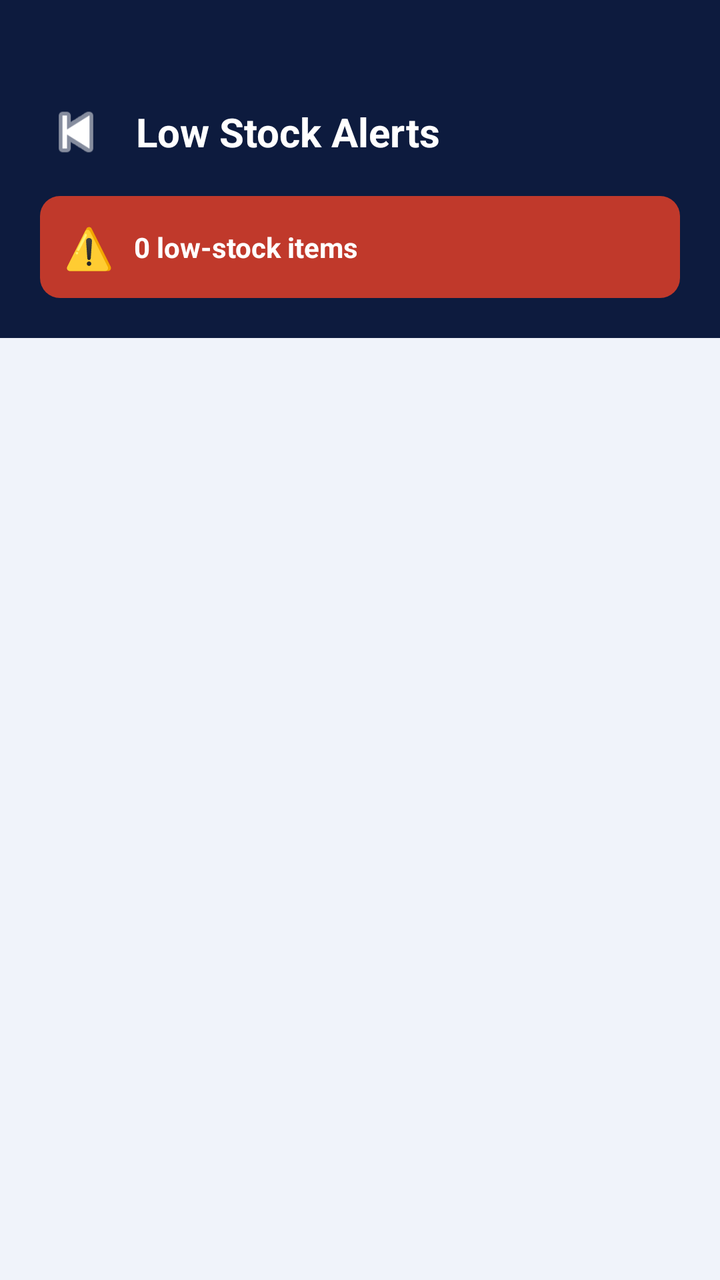
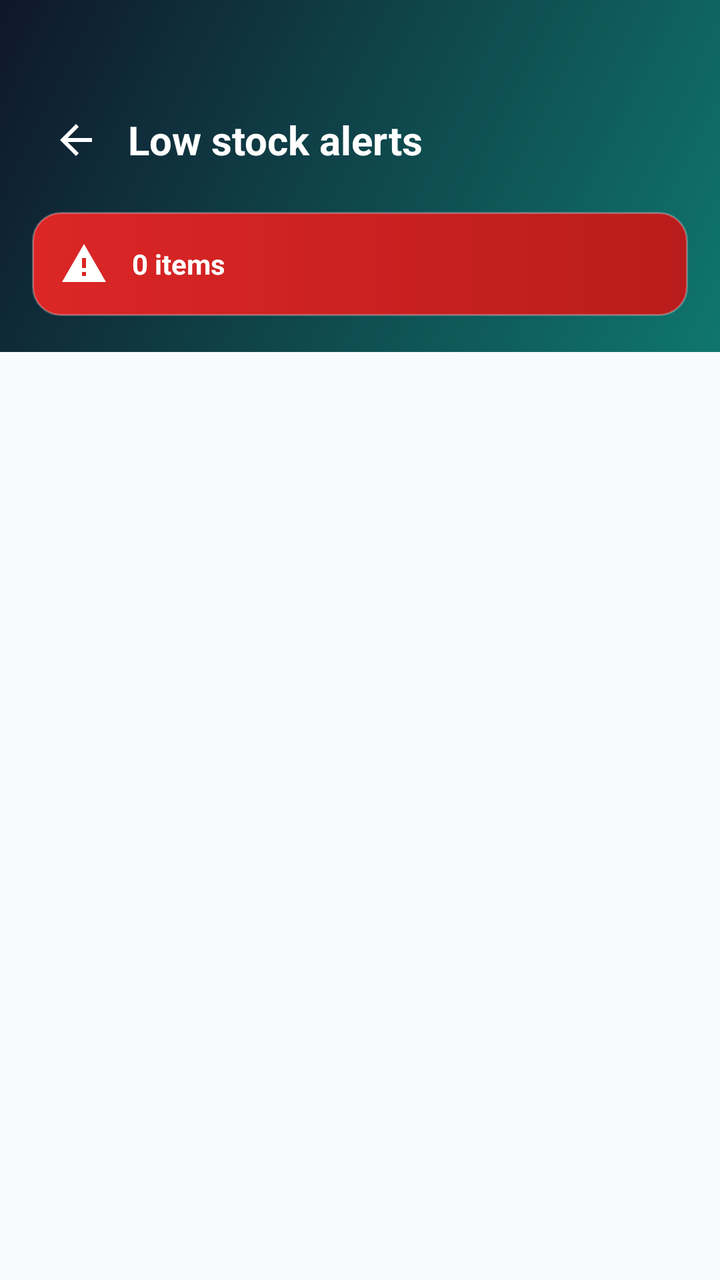

An Android layout rendered at two revisions. The XML below is the earlier revision; the diff shows what the commit changed to produce the second picture.
<!-- AndroidManifest.xml: application theme Theme.MediQuick -->
<!-- res/layout/activity_low_stock.xml -->
<?xml version="1.0" encoding="utf-8"?>
<LinearLayout xmlns:android="http://schemas.android.com/apk/res/android"
    android:layout_width="match_parent"
    android:layout_height="match_parent"
    android:orientation="vertical"
    android:background="@color/surface">

    
    <LinearLayout
        android:layout_width="match_parent"
        android:layout_height="wrap_content"
        android:background="@color/navy"
        android:paddingTop="48dp"
        android:paddingBottom="20dp"
        android:paddingHorizontal="20dp"
        android:orientation="vertical">

        <LinearLayout
            android:layout_width="match_parent"
            android:layout_height="wrap_content"
            android:orientation="horizontal"
            android:gravity="center_vertical">

            <ImageView
                android:id="@+id/ivBack"
                android:layout_width="36dp"
                android:layout_height="36dp"
                android:src="@android:drawable/ic_media_previous"
                android:tint="@color/white"
                android:clickable="true"
                android:focusable="true" />

            <TextView
                android:layout_width="0dp"
                android:layout_height="wrap_content"
                android:layout_weight="1"
                android:text="Low Stock Alerts"
                android:textColor="@color/white"
                android:textSize="20sp"
                android:textStyle="bold"
                android:layout_marginStart="12dp" />

        </LinearLayout>

        
        <LinearLayout
            android:layout_width="match_parent"
            android:layout_height="wrap_content"
            android:orientation="horizontal"
            android:gravity="center_vertical"
            android:background="@drawable/bg_alert_banner"
            android:padding="12dp"
            android:layout_marginTop="14dp">

            <TextView
                android:layout_width="wrap_content"
                android:layout_height="wrap_content"
                android:text="⚠️"
                android:textSize="20sp"
                android:layout_marginEnd="10dp" />

            <TextView
                android:id="@+id/tvAlertCount"
                android:layout_width="wrap_content"
                android:layout_height="wrap_content"
                android:text="0 low-stock items"
                android:textColor="@color/white"
                android:textSize="14sp"
                android:textStyle="bold" />

        </LinearLayout>

    </LinearLayout>

    <androidx.recyclerview.widget.RecyclerView
        android:id="@+id/rvLowStock"
        android:layout_width="match_parent"
        android:layout_height="0dp"
        android:layout_weight="1"
        android:padding="12dp"
        android:clipToPadding="false" />

    <TextView
        android:id="@+id/tvEmpty"
        android:layout_width="match_parent"
        android:layout_height="0dp"
        android:layout_weight="1"
        android:text="✅ All medicines are well stocked!"
        android:gravity="center"
        android:textColor="@color/green_primary"
        android:textSize="16sp"
        android:textStyle="bold"
        android:visibility="gone" />

</LinearLayout>
<!-- resources referenced by this layout -->
<resources>
  <color name="green_primary">#27A85F</color>
  <color name="navy">#0D1B3E</color>
  <color name="surface">#F0F3FA</color>
  <color name="white">#FFFFFF</color>
  <!-- drawable bg_alert_banner (drawable) -->
  <?xml version="1.0" encoding="utf-8"?>
  <shape xmlns:android="http://schemas.android.com/apk/res/android" android:shape="rectangle">
      <solid android:color="#C0392B" />
      <corners android:radius="10dp" />
  </shape>
  <style name="Theme.MediQuick" parent="Theme.MaterialComponents.DayNight.NoActionBar">
          <item name="colorPrimary">@color/green_primary</item>
          <item name="colorPrimaryVariant">@color/green_dark</item>
          <item name="colorOnPrimary">@color/white</item>
          <item name="android:windowBackground">@color/navy</item>
          <item name="android:statusBarColor">@color/navy</item>
          <item name="android:navigationBarColor">@color/navy</item>
          <item name="android:windowLightStatusBar">false</item>
          
          <item name="android:textColor">@color/black</item>
          <item name="android:textColorPrimary">@color/black</item>
          <item name="android:textColorSecondary">@color/text_secondary</item>
          <item name="colorControlNormal">@color/text_secondary</item>
          <item name="colorControlActivated">@color/green_primary</item>
          <item name="colorControlHighlight">@color/green_light</item>
      </style>
  <color name="green_dark">#1D8B4C</color>
  <color name="black">#000000</color>
  <color name="text_secondary">#6B7B9A</color>
  <color name="green_light">#E8F7EF</color>
</resources>

<!-- the commit's change to res/layout/activity_low_stock.xml (unified diff, before → after) -->
@@ -1,75 +1,74 @@
 <?xml version="1.0" encoding="utf-8"?>
 <LinearLayout xmlns:android="http://schemas.android.com/apk/res/android"
+    xmlns:app="http://schemas.android.com/apk/res-auto"
     android:layout_width="match_parent"
     android:layout_height="match_parent"
-    android:orientation="vertical"
-    android:background="@color/surface">
+    android:background="@color/surface"
+    android:orientation="vertical">
 
-    
     <LinearLayout
         android:layout_width="match_parent"
         android:layout_height="wrap_content"
-        android:background="@color/navy"
+        android:background="@drawable/bg_header_gradient"
+        android:orientation="vertical"
+        android:paddingHorizontal="16dp"
         android:paddingTop="48dp"
-        android:paddingBottom="20dp"
-        android:paddingHorizontal="20dp"
-        android:orientation="vertical">
+        android:paddingBottom="18dp">
 
         <LinearLayout
             android:layout_width="match_parent"
             android:layout_height="wrap_content"
-            android:orientation="horizontal"
-            android:gravity="center_vertical">
+            android:gravity="center_vertical"
+            android:orientation="horizontal">
 
             <ImageView
                 android:id="@+id/ivBack"
-                android:layout_width="36dp"
-                android:layout_height="36dp"
-                android:src="@android:drawable/ic_media_previous"
-                android:tint="@color/white"
+                android:layout_width="44dp"
+                android:layout_height="44dp"
+                android:background="?attr/selectableItemBackgroundBorderless"
                 android:clickable="true"
-                android:focusable="true" />
+                android:contentDescription="@string/navigate_up"
+                android:focusable="true"
+                android:padding="10dp"
+                android:src="@drawable/ic_arrow_back" />
 
             <TextView
                 android:layout_width="0dp"
                 android:layout_height="wrap_content"
+                android:layout_marginStart="4dp"
                 android:layout_weight="1"
-                android:text="Low Stock Alerts"
+                android:text="@string/title_low_stock"
                 android:textColor="@color/white"
                 android:textSize="20sp"
-                android:textStyle="bold"
-                android:layout_marginStart="12dp" />
-
+                android:textStyle="bold" />
         </LinearLayout>
 
-        
         <LinearLayout
             android:layout_width="match_parent"
             android:layout_height="wrap_content"
+            android:layout_marginTop="14dp"
+            android:background="@drawable/bg_alert_banner"
+            android:gravity="center_vertical"
             android:orientation="horizontal"
-            android:gravity="center_vertical"
-            android:background="@drawable/bg_alert_banner"
-            android:padding="12dp"
-            android:layout_marginTop="14dp">
+            android:padding="14dp">
 
-            <TextView
-                android:layout_width="wrap_content"
-                android:layout_height="wrap_content"
-                android:text="⚠️"
-                android:textSize="20sp"
-                android:layout_marginEnd="10dp" />
+            <ImageView
+                android:layout_width="24dp"
+                android:layout_height="24dp"
+                android:contentDescription="@null"
+                android:src="@drawable/ic_alert"
+                app:tint="@color/white" />
 
             <TextView
                 android:id="@+id/tvAlertCount"
                 android:layout_width="wrap_content"
                 android:layout_height="wrap_content"
-                android:text="0 low-stock items"
+                android:layout_marginStart="12dp"
+                android:text="@string/low_stock_count_placeholder"
                 android:textColor="@color/white"
                 android:textSize="14sp"
                 android:textStyle="bold" />
-
         </LinearLayout>
-
     </LinearLayout>
 
     <androidx.recyclerview.widget.RecyclerView
@@ -77,19 +76,18 @@
         android:layout_width="match_parent"
         android:layout_height="0dp"
         android:layout_weight="1"
-        android:padding="12dp"
-        android:clipToPadding="false" />
+        android:clipToPadding="false"
+        android:padding="16dp" />
 
     <TextView
         android:id="@+id/tvEmpty"
         android:layout_width="match_parent"
         android:layout_height="0dp"
         android:layout_weight="1"
-        android:text="✅ All medicines are well stocked!"
         android:gravity="center"
+        android:text="@string/all_stocked"
         android:textColor="@color/green_primary"
         android:textSize="16sp"
         android:textStyle="bold"
         android:visibility="gone" />
-
 </LinearLayout>
<!-- resource entries referenced after the edit -->
@@ -1,34 +1,79 @@
 <!-- resources referenced by this layout -->
 <resources>
-  <color name="green_primary">#27A85F</color>
-  <color name="navy">#0D1B3E</color>
-  <color name="surface">#F0F3FA</color>
+  <color name="green_primary">#0D9488</color>
+  <color name="navy">#0F172A</color>
+  <color name="surface">#F8FAFC</color>
   <color name="white">#FFFFFF</color>
   <!-- drawable bg_alert_banner (drawable) -->
   <?xml version="1.0" encoding="utf-8"?>
-  <shape xmlns:android="http://schemas.android.com/apk/res/android" android:shape="rectangle">
-      <solid android:color="#C0392B" />
-      <corners android:radius="10dp" />
+  <shape xmlns:android="http://schemas.android.com/apk/res/android"
+      android:shape="rectangle">
+      <gradient
+          android:angle="0"
+          android:startColor="#DC2626"
+          android:endColor="#B91C1C" />
+      <corners android:radius="14dp" />
+      <stroke
+          android:width="1dp"
+          android:color="#44FFFFFF" />
   </shape>
-  <style name="Theme.MediQuick" parent="Theme.MaterialComponents.DayNight.NoActionBar">
+  <!-- drawable bg_header_gradient (drawable) -->
+  <?xml version="1.0" encoding="utf-8"?>
+  <shape xmlns:android="http://schemas.android.com/apk/res/android"
+      android:shape="rectangle">
+      <gradient
+          android:angle="135"
+          android:endColor="@color/navy"
+          android:startColor="@color/green_dark"
+          android:type="linear" />
+  </shape>
+  <!-- drawable ic_alert (drawable) -->
+  <?xml version="1.0" encoding="utf-8"?>
+  <vector xmlns:android="http://schemas.android.com/apk/res/android"
+      android:width="24dp" android:height="24dp" android:viewportWidth="24" android:viewportHeight="24">
+      <path android:fillColor="@color/error"
+          android:pathData="M12,2L1,21h22L12,2zM13,18h-2v-2h2v2zM13,14h-2V9h2V14z"/>
+  </vector>
+  <!-- drawable ic_arrow_back (drawable) -->
+  <?xml version="1.0" encoding="utf-8"?>
+  <vector xmlns:android="http://schemas.android.com/apk/res/android"
+      android:width="24dp"
+      android:height="24dp"
+      android:viewportWidth="24"
+      android:viewportHeight="24">
+      <path
+          android:fillColor="#FFFFFF"
+          android:pathData="M20,11H7.83l5.59,-5.59L12,4l-8,8 8,8 1.41,-1.41L7.83,13H20v-2z" />
+  </vector>
+  <string name="all_stocked">All medicines are above the minimum level.</string>
+  <string name="low_stock_count_placeholder">0 items</string>
+  <string name="navigate_up">Back</string>
+  <string name="title_low_stock">Low stock alerts</string>
+  <style name="Theme.MediQuick" parent="Theme.Material3.DayNight.NoActionBar">
           <item name="colorPrimary">@color/green_primary</item>
-          <item name="colorPrimaryVariant">@color/green_dark</item>
           <item name="colorOnPrimary">@color/white</item>
-          <item name="android:windowBackground">@color/navy</item>
+          <item name="colorPrimaryContainer">@color/green_light</item>
+          <item name="colorOnPrimaryContainer">@color/green_dark</item>
+          <item name="colorSecondary">@color/accent_blue</item>
+          <item name="android:colorBackground">@color/surface</item>
+          <item name="colorSurface">@color/surface_elevated</item>
+          <item name="colorError">@color/error</item>
           <item name="android:statusBarColor">@color/navy</item>
-          <item name="android:navigationBarColor">@color/navy</item>
+          <item name="android:navigationBarColor">@color/surface</item>
           <item name="android:windowLightStatusBar">false</item>
-          
-          <item name="android:textColor">@color/black</item>
+          <item name="android:windowLightNavigationBar">true</item>
           <item name="android:textColorPrimary">@color/black</item>
           <item name="android:textColorSecondary">@color/text_secondary</item>
           <item name="colorControlNormal">@color/text_secondary</item>
           <item name="colorControlActivated">@color/green_primary</item>
           <item name="colorControlHighlight">@color/green_light</item>
       </style>
-  <color name="green_dark">#1D8B4C</color>
-  <color name="black">#000000</color>
-  <color name="text_secondary">#6B7B9A</color>
-  <color name="green_light">#E8F7EF</color>
+  <color name="green_dark">#0F766E</color>
+  <color name="error">#DC2626</color>
+  <color name="black">#0F172A</color>
+  <color name="text_secondary">#64748B</color>
+  <color name="green_light">#CCFBF1</color>
+  <color name="accent_blue">#0284C7</color>
+  <color name="surface_elevated">#FFFFFF</color>
 </resources>
 
